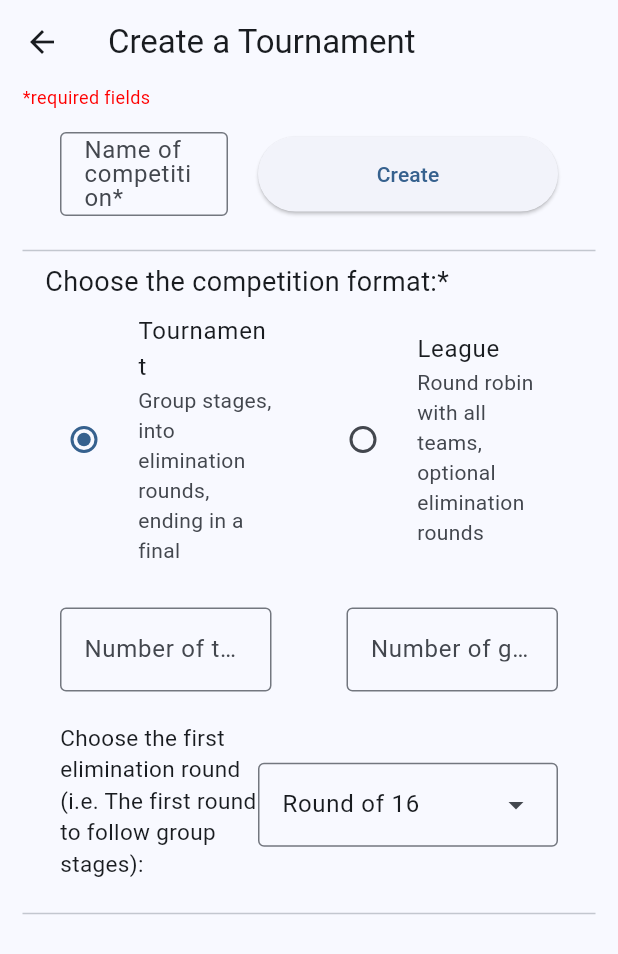
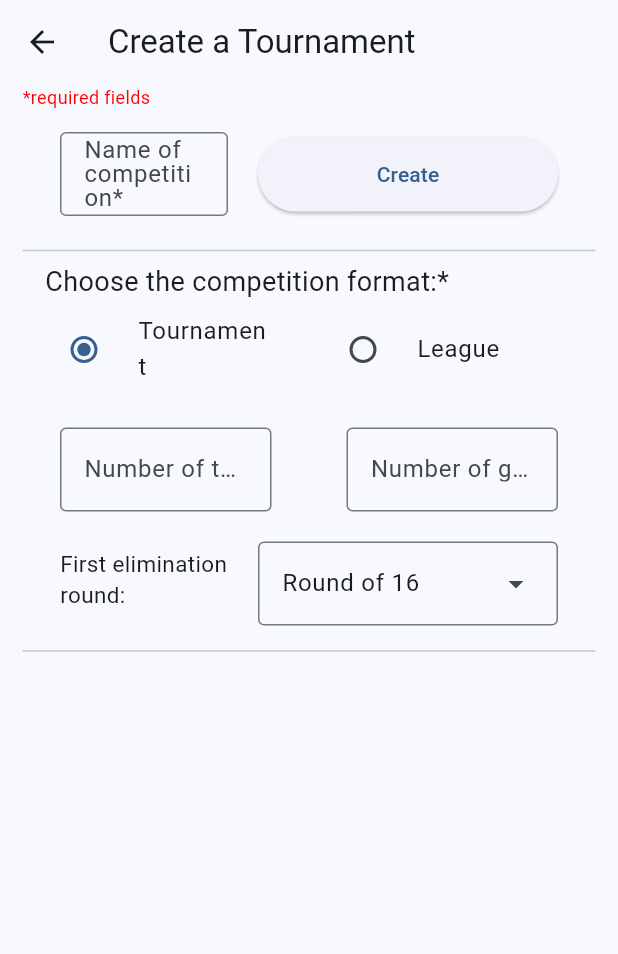
Before and after one commit to tomschulz02/Tournament-Organiser, a Flutter app: the CreateTournamentPage screen opened directly, on a phone screen of 412 x 824 dp. Shown: the top 954 px of the screen. Run offline on Flutter 3.47's test engine with Material 3 defaults, Android fonts, the light colour scheme and no system bars.

Commit message:
Better readability

```diff
--- a/tourganiser/lib/create.dart
+++ b/tourganiser/lib/create.dart
@@ -122,6 +122,7 @@ class _CreateTournamentFormState extends State<CreateTournamentForm> {
                   ),
                   SizedBox(width: 20,),
                   SizedBox(
+
                     width: selectionFieldWidth,
                     height: 50,
                     child: ElevatedButton(
@@ -166,7 +167,7 @@ class _CreateTournamentFormState extends State<CreateTournamentForm> {
                 Expanded(
                   child: RadioListTile(
                     title: Text('Tournament'),
-                    subtitle: Text('Group stages, into elimination rounds, ending in a final'),
+                    //subtitle: Text('Group stages, into elimination rounds, ending in a final'),
                     value: CompetitionFormat.tournament,
                     groupValue: _competitionFormat,
                     onChanged: (CompetitionFormat? value) {
@@ -180,7 +181,7 @@ class _CreateTournamentFormState extends State<CreateTournamentForm> {
                 Expanded(
                   child: RadioListTile(
                     title: Text('League'),
-                    subtitle: Text('Round robin with all teams, optional elimination rounds'),
+                    //subtitle: Text('Round robin with all teams, optional elimination rounds'),
                     value: CompetitionFormat.league,
                     groupValue: _competitionFormat,
                     onChanged: (CompetitionFormat? value) {
@@ -250,7 +251,7 @@ class _CreateTournamentFormState extends State<CreateTournamentForm> {
               children: [
                 Expanded(
                   child: Text(
-                    'Choose the first elimination round (i.e. The first round to follow group stages):',
+                    'First elimination round:',
                     style: TextStyle(fontSize: 15),
                   ),
                 ),
--- a/tourganiser/lib/main.dart
+++ b/tourganiser/lib/main.dart
@@ -71,7 +71,7 @@ class _MyHomePageState extends State<MyHomePage> {
               SafeArea(
                 child: NavigationRail(
                   backgroundColor: theme.colorScheme.primaryContainer,
-                  extended: expandedNav || constraints.maxWidth>=600,
+                  extended: expandedNav,
                   destinations: [
                     NavigationRailDestination(
                       icon: Tooltip(message: 'Expand', child: Icon(Icons.menu),),
```
Also changed, not shown: 1 other file.
